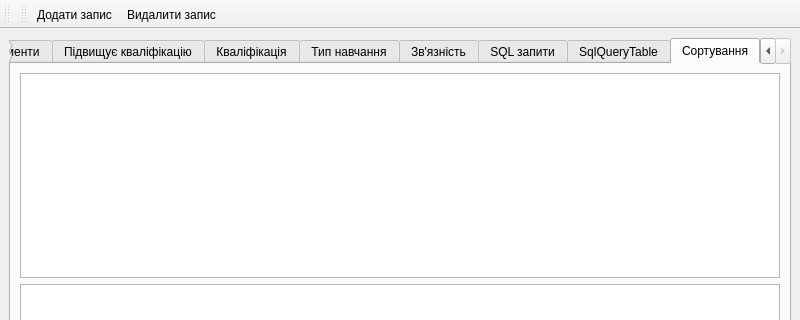
Qt form LabWork/DataBase/5-6Lab/mainwindow.ui (AndriiBash/DDMA_Practic) before a commit; both pictures show x 0 to 800 and y 0 to 320 of the 800 by 600 pixel window.
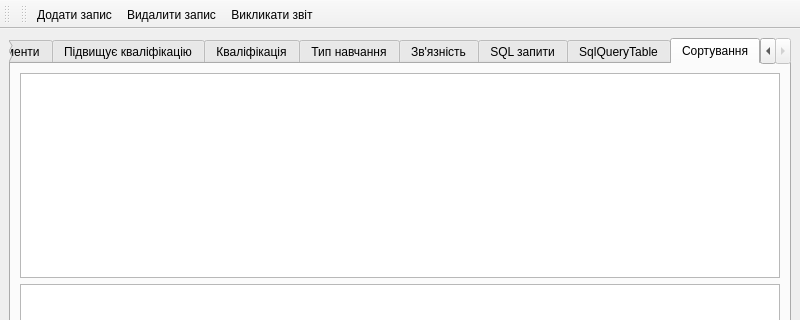
The same form after that commit.

Patch:
```diff
--- a/LabWork/DataBase/5-6Lab/mainwindow.ui
+++ b/LabWork/DataBase/5-6Lab/mainwindow.ui
@@ -466,6 +466,7 @@
    </attribute>
    <addaction name="AddNew"/>
    <addaction name="DeleteRow"/>
+   <addaction name="report"/>
   </widget>
   <action name="AddNew">
    <property name="text">
@@ -477,6 +478,11 @@
     <string>Видалити запис</string>
    </property>
   </action>
+  <action name="report">
+   <property name="text">
+    <string>Викликати звіт</string>
+   </property>
+  </action>
  </widget>
  <resources/>
  <connections/>
```
